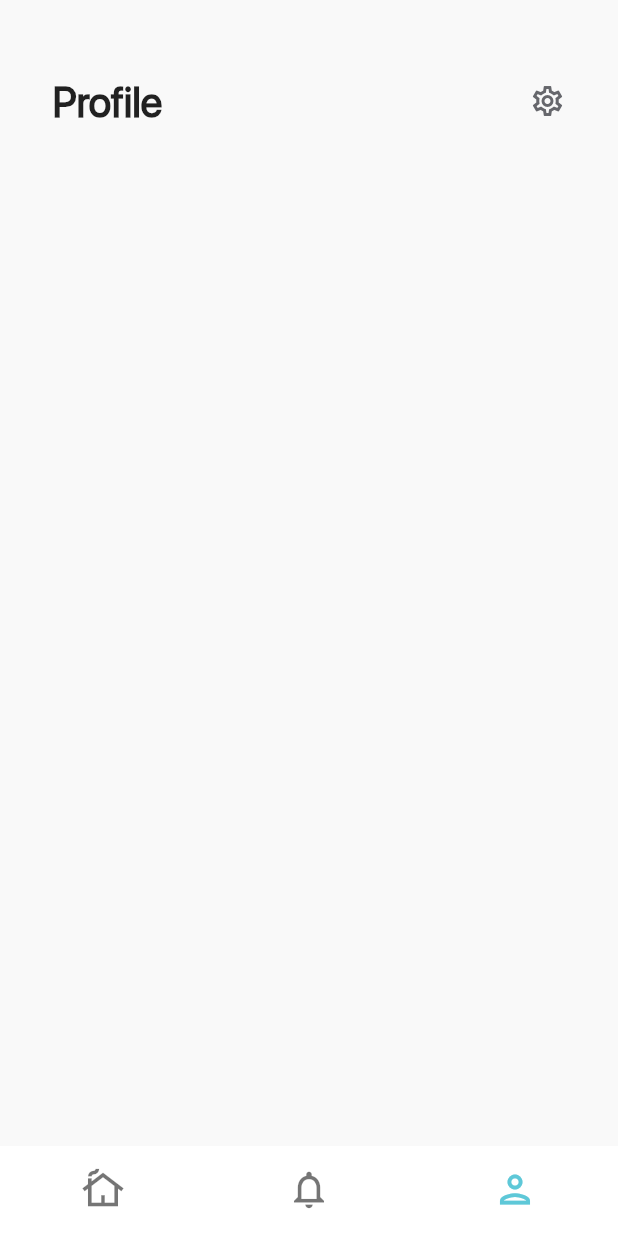
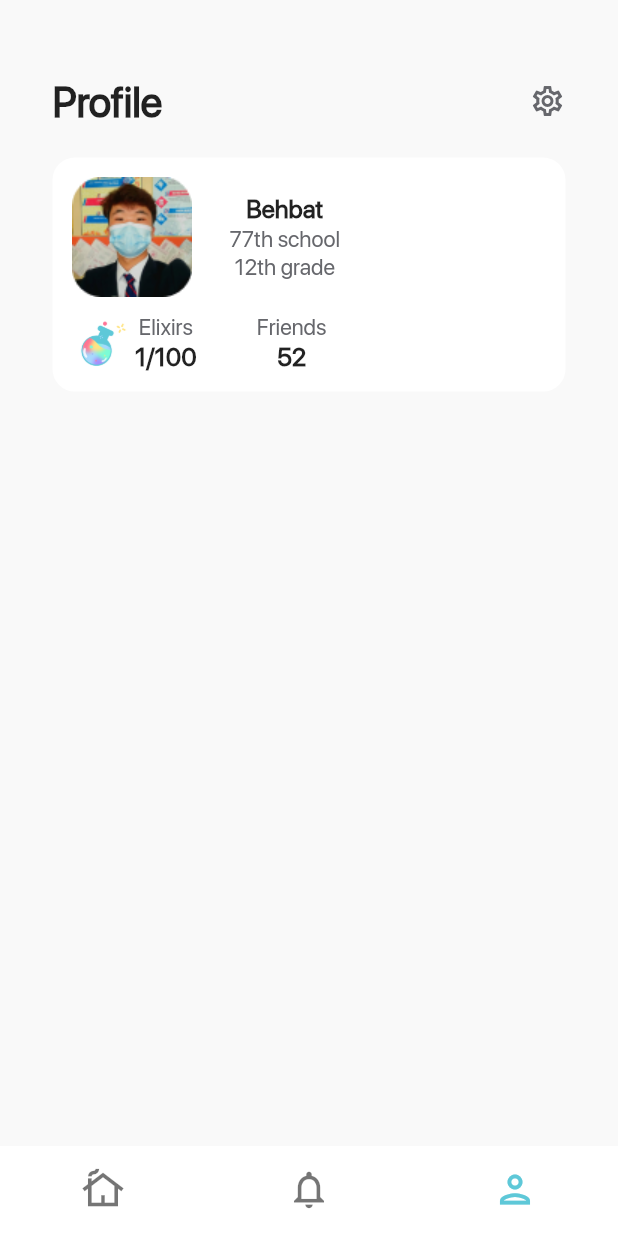
Before and after one commit to bryanjudetoh/capstone-flutter-app, a Flutter app: the HomeScreen screen opened directly with empty values, swiped to page 3, on a phone screen of 412 x 824 dp. Run offline on Flutter 3.47's test engine with Material 2 defaults, Android fonts, the phone set to English and light mode, and no system bars; our stand-ins replace flutter_secure_storage, form_field_validator, jwt_decoder, url_launcher_web; missing offline and left inert: open_mail_app; accounts and stored records are empty; project files that could hold a hidden picture were left out.

Commit message:
profile header

```diff
--- a/lib/screens/profile.dart
+++ b/lib/screens/profile.dart
@@ -10,6 +10,13 @@ class ProfileScreenBody extends StatelessWidget {
 
   @override
   Widget build(BuildContext context) {
+    const captionTextStyle = TextStyle(
+      fontFamily: 'SF Pro Display',
+      fontSize: 15.0,
+      height: 1.25,
+      color: kDarkGrey,
+    );
+
     return Container(
       margin: EdgeInsets.only(left: 35.0, right: 35.0, top: 50.0),
       child: Column(
@@ -29,8 +36,101 @@ class ProfileScreenBody extends StatelessWidget {
               ]
           ),
           SizedBox(
-            height: 150,
+            height: 20,
           ),
+          Container(
+            padding: EdgeInsets.all(10.0),
+            decoration: BoxDecoration(
+              color: Colors.white,
+              border: Border.all(
+                width: 3,
+                color: Colors.white,
+              ),
+              borderRadius: BorderRadius.circular(15),
+            ),
+            child: Column(
+              children: <Widget>[
+                Row(
+                  mainAxisAlignment: MainAxisAlignment.start,
+                  children: <Widget>[
+                    Image(
+                      image: AssetImage('assets/images/profile-img.png'),
+                      height: 80,
+                      width: 80,
+                    ),
+                    SizedBox(
+                      width: 25,
+                    ),
+                    Column(
+                      children: <Widget>[
+                        Text(
+                          'Behbat',
+                          textAlign: TextAlign.left,
+                          style: bodyTextStyleBold,
+                        ),
+                        Text(
+                          '77th school',
+                          textAlign: TextAlign.left,
+                          style: captionTextStyle,
+                        ),
+                        Text(
+                          '12th grade',
+                          textAlign: TextAlign.left,
+                          style: captionTextStyle,
+                        ),
+                      ],
+                    )
+                  ],
+                ),
+                SizedBox(
+                  height: 10,
+                ),
+                Row(
+                  children: <Widget>[
+                    Row(
+                      children: <Widget>[
+                        Image(
+                          image: AssetImage('assets/images/elixir.png'),
+                          height: 40,
+                          width: 40,
+                        ),
+                        SizedBox(
+                          width: 2,
+                        ),
+                        Column(
+                          children: <Widget>[
+                            Text(
+                              'Elixirs',
+                              style: captionTextStyle,
+                            ),
+                            Text(
+                              '1/100',
+                              style: bodyTextStyleBold,
+                            ),
+                          ],
+                        ),
+                      ],
+                    ),
+                    SizedBox(
+                      width: 40,
+                    ),
+                    Column(
+                      children: <Widget>[
+                        Text(
+                          'Friends',
+                          style: captionTextStyle,
+                        ),
+                        Text(
+                          '52',
+                          style: bodyTextStyleBold,
+                        ),
+                      ]
+                    )
+                  ]
+                )
+              ]
+            )
+          )
         ],
       ),
     );
```
Also changed, not shown: assets/images/bell-in-circle.png (added), assets/images/elixir.png (added), assets/images/profile-img.png (added).
